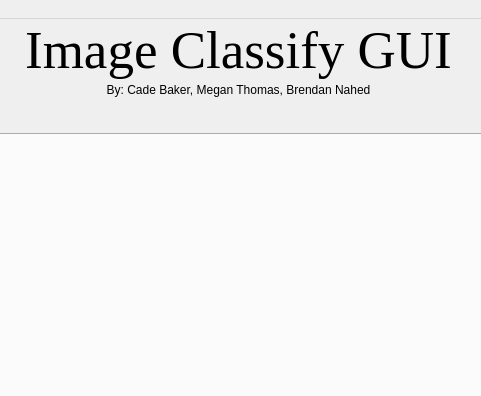
This is Project3UI.ui in cadebaker/CS365-Project3 as Qt 5 draws it before an edit; both pictures show x 162 to 643 and y 0 to 396 of the 801 by 600 pixel window. The edited form follows.
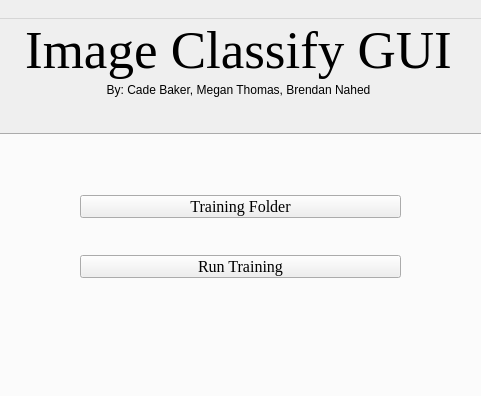
This is the edited form. The open tabs and pages were chosen to show the change.

Commit message: Updated GUI and added corresponding click events

The edit to the form file:
```diff
--- a/Project3UI.ui
+++ b/Project3UI.ui
@@ -146,6 +146,45 @@
      <attribute name="title">
       <string>Retrain</string>
      </attribute>
+     <widget class="QPushButton" name="trainingFolderButton">
+      <property name="geometry">
+       <rect>
+        <x>250</x>
+        <y>60</y>
+        <width>321</width>
+        <height>23</height>
+       </rect>
+      </property>
+      <property name="text">
+       <string>Training Folder</string>
+      </property>
+     </widget>
+     <widget class="QPushButton" name="runTrainingButton">
+      <property name="geometry">
+       <rect>
+        <x>250</x>
+        <y>120</y>
+        <width>321</width>
+        <height>23</height>
+       </rect>
+      </property>
+      <property name="text">
+       <string>Run Training</string>
+      </property>
+     </widget>
+     <widget class="QLabel" name="trainingResults">
+      <property name="geometry">
+       <rect>
+        <x>20</x>
+        <y>200</y>
+        <width>771</width>
+        <height>231</height>
+       </rect>
+      </property>
+      <property name="text">
+       <string/>
+      </property>
+     </widget>
     </widget>
    </widget>
    <widget class="QLabel" name="namesHeader">
```
Left out of the diff: 2 changed lines with no effect on the pictures. The commit also changes 2 other files.
